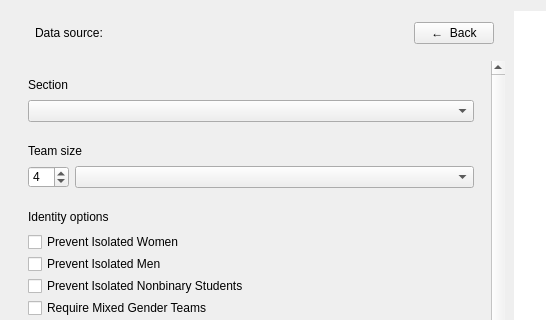
First picture: the form in gruepr.ui, repository gruepr/gruepr, before the edit; both pictures show x 0 to 546 and y 0 to 320 of the 1019 by 669 pixel window.
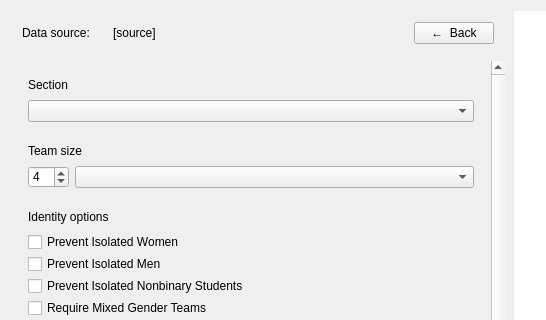
Second picture: the form after the edit. Icons and pictures are not drawn. Custom widgets are drawn as their Qt base class.

The edit to the form file:
```diff
--- a/gruepr.ui
+++ b/gruepr.ui
@@ -1001,6 +1001,22 @@
          </sizepolicy>
         </property>
         <layout class="QHBoxLayout" name="horizontalLayout">
+         <item alignment="Qt::AlignLeft|Qt::AlignVCenter">
+          <widget class="QLabel" name="dataSourcePrelabel">
+           <property name="sizePolicy">
+            <sizepolicy hsizetype="MinimumExpanding" vsizetype="Ignored">
+             <horstretch>0</horstretch>
+             <verstretch>0</verstretch>
+            </sizepolicy>
+           </property>
+           <property name="text">
+            <string>Data source: </string>
+           </property>
+           <property name="wordWrap">
+            <bool>false</bool>
+           </property>
+          </widget>
+         </item>
          <item alignment="Qt::AlignLeft|Qt::AlignVCenter">
           <widget class="QLabel" name="dataSourceIcon">
            <property name="pixmap">
@@ -1020,7 +1036,7 @@
             </sizepolicy>
            </property>
            <property name="text">
-            <string>Data source: </string>
+            <string>[source] </string>
            </property>
            <property name="wordWrap">
             <bool>true</bool>
```
